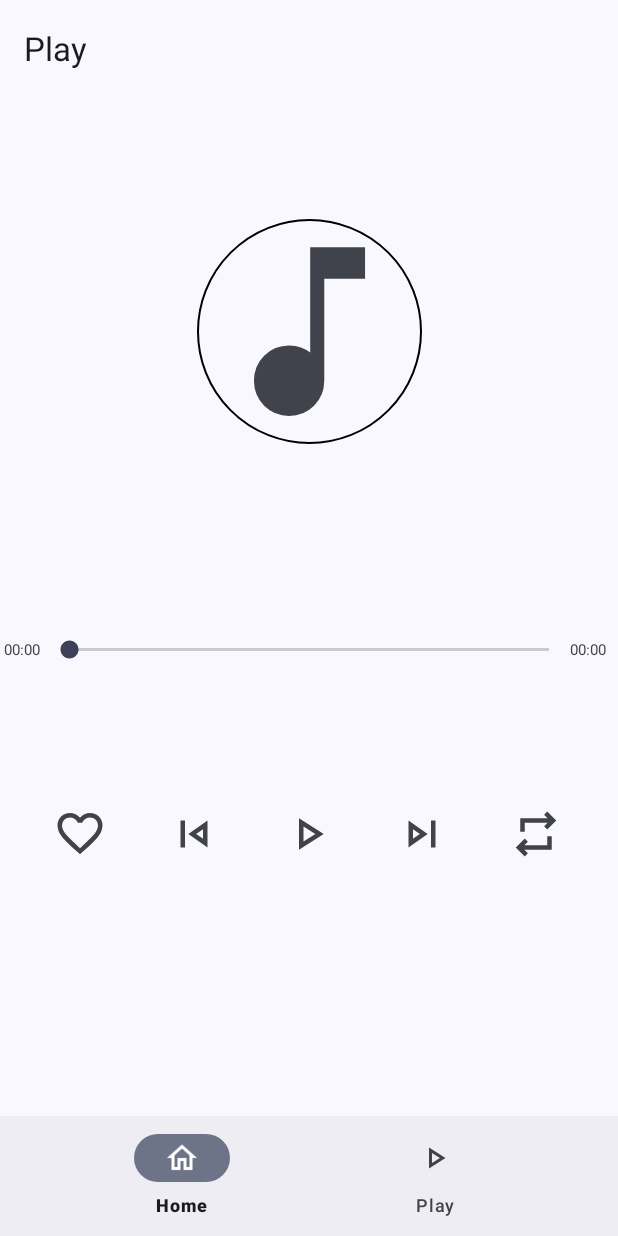
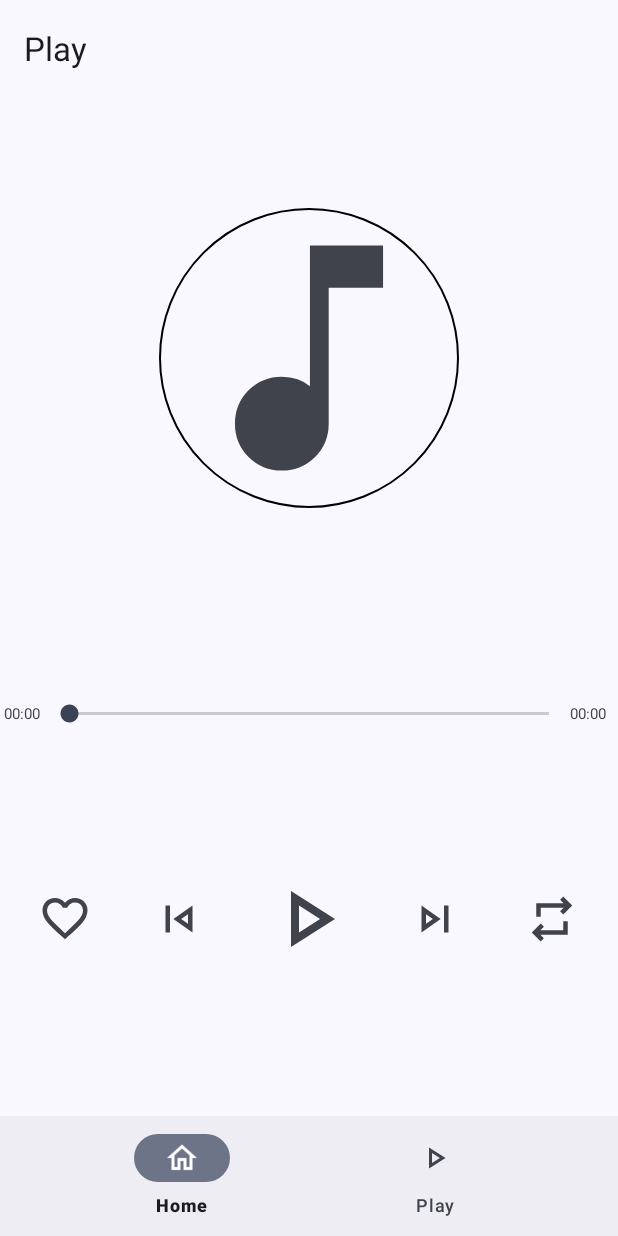
Before and after one commit to mumu12641/SoftMusic, an Android app: the MusicPlayFragment screen opened through its navigation route, after a tap on an icon or button, on a phone screen of 412 x 824 dp. Run offline under Robolectric (Android 15) with nearby library versions, the light colour scheme and no system bars; our stand-ins replace CircleImageView, Room's generated code, navigation-ui; libraries missing offline, so code that uses them is left out: com.tencent.mmkv; 2 statements that could not run were skipped.

Commit message:
bug fixed

```diff
--- a/app/src/main/java/com/example/softmusic/MainViewModel.kt
+++ b/app/src/main/java/com/example/softmusic/MainViewModel.kt
@@ -3,8 +3,11 @@ package com.example.softmusic
 import android.net.Uri
 import androidx.lifecycle.MutableLiveData
 import androidx.lifecycle.ViewModel
+import com.example.softmusic.room.DataBaseUtils
 
 class MainViewModel:ViewModel(){
+
+    val allPlayListSongsCrossRef = DataBaseUtils.getAllPlaylistSongCrossRef()
 
     var nowProcess:MutableLiveData<Int> = MutableLiveData(0)
 
@@ -26,5 +29,5 @@ class MainViewModel:ViewModel(){
 
     var nowImageUri:MutableLiveData<String> = MutableLiveData()
 
-
+    var likeFlag:MutableLiveData<Boolean> = MutableLiveData(false)
 }
--- a/app/src/main/java/com/example/softmusic/playMusic/MusicPlayFragment.kt
+++ b/app/src/main/java/com/example/softmusic/playMusic/MusicPlayFragment.kt
@@ -22,6 +22,8 @@ import com.example.softmusic.MainActivity
 import com.example.softmusic.MainViewModel
 import com.example.softmusic.R
 import com.example.softmusic.databinding.FragmentMusicPlayBinding
+import com.example.softmusic.entity.PlaylistSongCrossRef
+import com.example.softmusic.room.DataBaseUtils
 import java.text.SimpleDateFormat
 import java.util.*
 
@@ -33,6 +35,9 @@ class MusicPlayFragment : Fragment(), SeekBar.OnSeekBarChangeListener, View.OnCl
     private val TAG = "MusicPlayFragment"
     private lateinit var _binding: FragmentMusicPlayBinding
     private val binding get() = _binding
+    private var repeatMode = 0
+
+    private lateinit var animation :Animation
 
     override fun onCreate(savedInstanceState: Bundle?) {
         super.onCreate(savedInstanceState)
@@ -77,6 +82,9 @@ class MusicPlayFragment : Fragment(), SeekBar.OnSeekBarChangeListener, View.OnCl
             }
         }
 
+        animation = AnimationUtils.loadAnimation(requireContext(),R.anim.record_image_rotate)
+        animation.repeatCount = -1
+
         mainViewModel.duration.observe(viewLifecycleOwner){
             binding.seekBar.max = it
             binding.durationTime.text = dateFormat.format(Date(it.toLong()))
@@ -103,6 +111,11 @@ class MusicPlayFragment : Fragment(), SeekBar.OnSeekBarChangeListener, View.OnCl
             }
         }
 
+        mainViewModel.likeFlag.observe(viewLifecycleOwner){
+            if (it == true){
+                binding.favoriteFlag.setBackgroundResource(R.drawable.favorite_24px_yes)
+            }
+        }
 
         return binding.root
     }
@@ -165,17 +178,38 @@ class MusicPlayFragment : Fragment(), SeekBar.OnSeekBarChangeListener, View.OnCl
                     mController?.transportControls?.skipToPrevious()
                     binding.playsong.setBackgroundResource(R.drawable.outline_pause_24)
                 }
+                R.id.favorite_flag->{
+                    if (!mainViewModel.allPlayListSongsCrossRef.value!!.contains(PlaylistSongCrossRef(
+                                    mainViewModel.nowId.value!![1],mainViewModel.nowId.value!![0]))){
+                        binding.favoriteFlag.setBackgroundResource(R.drawable.favorite_24px_yes)
+                        DataBaseUtils.insertMusicSongRef(PlaylistSongCrossRef(mainViewModel.nowId.value!![1], mainViewModel.nowId.value!![0]))
+                    }
+                }
+                R.id.repeat_mode->{
+                    val bundle = Bundle()
+                    when (repeatMode){
+                        0 -> {
+                            repeatMode = 1
+                            binding.repeatMode.setBackgroundResource(R.drawable.shuffle_24px)
+                            Toast.makeText(requireContext(),"随机播放",Toast.LENGTH_LONG).show()
+                        }
+                        1 -> {
+                            repeatMode = 2
+                            binding.repeatMode.setBackgroundResource(R.drawable.repeat_one_24px)
+                            Toast.makeText(requireContext(),"单曲循环",Toast.LENGTH_LONG).show()
+                        }
+                        2 -> {
+                            repeatMode = 0
+                            binding.repeatMode.setBackgroundResource(R.drawable.repeat_24px)
+                            Toast.makeText(requireContext(),"列表循环",Toast.LENGTH_LONG).show()
+                        }
+                    }
+                    bundle.putInt("order",repeatMode)
+                    mController?.transportControls?.sendCustomAction("0",bundle)
+                }
             }
         } else {
           Toast.makeText(requireContext(),"你还没有播放列表哦，去添加歌曲吧！",Toast.LENGTH_LONG).show()
-        }
-        when(view.id){
-            R.id.favorite_flag->{
-
-            }
-            R.id.repeat_mode->{
-
-            }
         }
     }
 
--- a/app/src/main/java/com/example/softmusic/room/DataBaseUtils.kt
+++ b/app/src/main/java/com/example/softmusic/room/DataBaseUtils.kt
@@ -51,6 +51,11 @@ class DataBaseUtils {
         fun updateMusicSongRef(vararg playlistSongCrossRefs: PlaylistSongCrossRef?) {
             Thread { musicDao.deletePlaylistSongCrossRef(*playlistSongCrossRefs) }.start()
         }
+
+        fun getAllPlaylistSongCrossRef():LiveData<List<PlaylistSongCrossRef>>{
+            return musicDao.allPlayListSongCrossRef
+        }
+
         fun insertMusicSongList(vararg musicSongLists: MusicSongList) {
             Thread { musicDao.insertMusicSongList(*musicSongLists) }.start()
         }
--- a/app/src/main/res/drawable/outline_pause_24.xml
+++ b/app/src/main/res/drawable/outline_pause_24.xml
@@ -1,6 +1,6 @@
 <vector xmlns:android="http://schemas.android.com/apk/res/android"
-    android:width="36dp"
-    android:height="36dp"
+    android:width="64dp"
+    android:height="64dp"
     android:viewportWidth="24"
     android:viewportHeight="24"
     android:tint="?attr/colorControlNormal">
--- a/app/src/main/res/drawable/outline_play_arrow_24.xml
+++ b/app/src/main/res/drawable/outline_play_arrow_24.xml
@@ -1,6 +1,6 @@
 <vector xmlns:android="http://schemas.android.com/apk/res/android"
-    android:width="36dp"
-    android:height="36dp"
+    android:width="64dp"
+    android:height="64dp"
     android:viewportWidth="24"
     android:viewportHeight="24"
     android:tint="?attr/colorControlNormal">
--- a/app/src/main/res/layout/fragment_music_play.xml
+++ b/app/src/main/res/layout/fragment_music_play.xml
@@ -6,8 +6,8 @@
     android:layout_height="match_parent">
         <de.hdodenhof.circleimageview.CircleImageView
             android:id="@+id/imageView2"
-            android:layout_width="150dp"
-            android:layout_height="150dp"
+            android:layout_width="200dp"
+            android:layout_height="200dp"
             app:civ_border_width="1dp"
             app:civ_border_color="#FF000000"
             app:layout_constraintBottom_toBottomOf="parent"
@@ -43,23 +43,21 @@
         android:id="@+id/nextsong"
         android:layout_width="wrap_content"
         android:layout_height="wrap_content"
-        android:layout_marginStart="40dp"
+        android:layout_marginStart="35dp"
         android:background="@drawable/outline_skip_next_24"
         app:layout_constraintBottom_toBottomOf="@+id/playsong"
         app:layout_constraintStart_toEndOf="@+id/playsong"
-        app:layout_constraintTop_toTopOf="@+id/playsong"
-        app:layout_constraintVertical_bias="0.0" />
+        app:layout_constraintTop_toTopOf="@+id/playsong" />
 
     <ImageView
         android:id="@+id/lastsong"
         android:layout_width="wrap_content"
         android:layout_height="wrap_content"
-        android:layout_marginEnd="40dp"
+        android:layout_marginEnd="35dp"
         android:background="@drawable/outline_skip_previous_24"
         app:layout_constraintBottom_toBottomOf="@+id/playsong"
         app:layout_constraintEnd_toStartOf="@+id/playsong"
-        app:layout_constraintTop_toTopOf="@+id/playsong"
-        app:layout_constraintVertical_bias="1.0" />
+        app:layout_constraintTop_toTopOf="@+id/playsong" />
 
     <TextView
         android:id="@+id/now_time"
@@ -100,9 +98,11 @@
         android:id="@+id/favorite_flag"
         android:layout_width="wrap_content"
         android:layout_height="wrap_content"
-        android:layout_marginEnd="40dp"
+        android:layout_marginStart="20dp"
+        android:layout_marginEnd="35dp"
         app:layout_constraintBottom_toBottomOf="@+id/lastsong"
         app:layout_constraintEnd_toStartOf="@+id/lastsong"
+        app:layout_constraintStart_toStartOf="parent"
         app:layout_constraintTop_toTopOf="@+id/lastsong"
         app:layout_constraintVertical_bias="0.0"
         app:srcCompat="@drawable/favorite_24px" />
@@ -111,9 +111,11 @@
         android:id="@+id/repeat_mode"
         android:layout_width="wrap_content"
         android:layout_height="wrap_content"
-        android:layout_marginStart="40dp"
+        android:layout_marginStart="35dp"
+        android:layout_marginEnd="20dp"
+        android:background="@drawable/repeat_24px"
         app:layout_constraintBottom_toBottomOf="@+id/nextsong"
+        app:layout_constraintEnd_toEndOf="parent"
         app:layout_constraintStart_toEndOf="@+id/nextsong"
-        app:layout_constraintTop_toTopOf="@+id/nextsong"
-        app:srcCompat="@drawable/repeat_24px" />
+        app:layout_constraintTop_toTopOf="@+id/nextsong" />
 </androidx.constraintlayout.widget.ConstraintLayout>
```
Also changed, not shown: app/src/main/java/com/example/softmusic/MainActivity.kt (+16 -16 lines), app/src/main/java/com/example/softmusic/playMusic/MediaPlaybackService.kt (+51 -23 lines), 1 other file.
